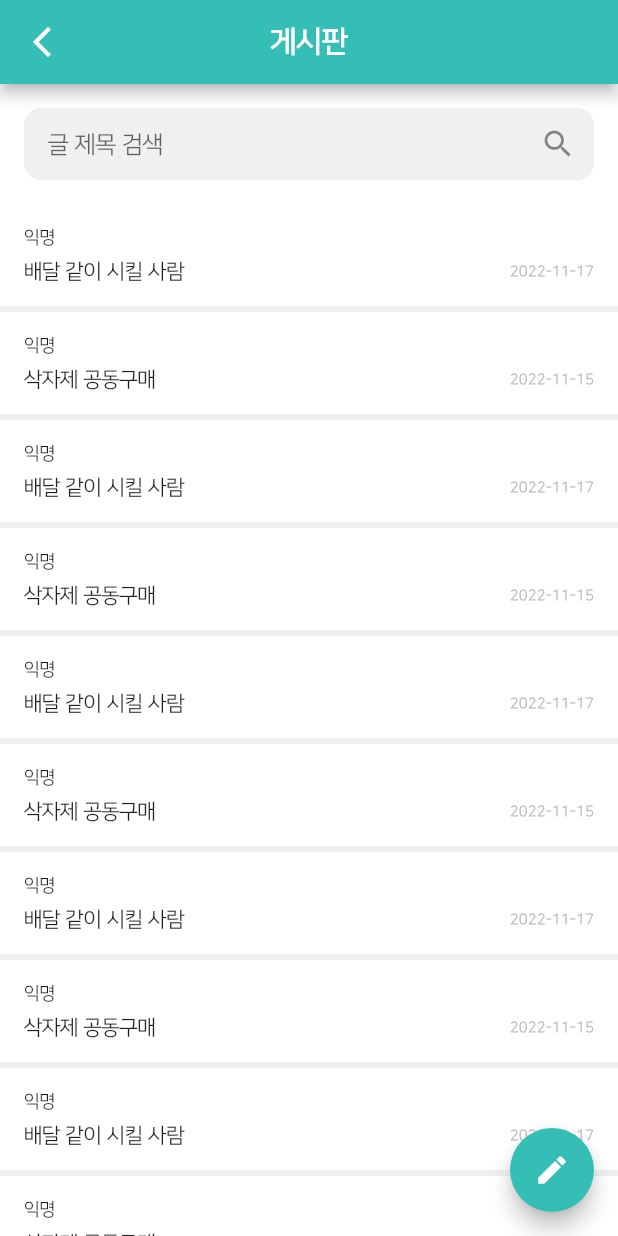
After one commit to kw-dormitory/kw-dormitory-mobile, a Flutter app: the BoardScreen screen opened directly, on a phone screen of 412 x 824 dp. The commit adds this screen. Run offline on Flutter 3.47's test engine with Material 2 defaults, Android fonts, the phone set to English and light mode, and no system bars; our stand-ins replace percent_indicator.

Commit message:
feat: 게시판 화면 UI 구현

```diff
--- /dev/null
+++ b/lib/screen/board/board_screen.dart
@@ -0,0 +1,107 @@
+import 'package:flutter/material.dart';
+import 'package:kw_dormitory/constants.dart';
+import 'package:kw_dormitory/model/post.dart';
+import 'package:kw_dormitory/screen/board/components/board_item.dart';
+
+class BoardScreen extends StatefulWidget {
+  const BoardScreen({Key? key}) : super(key: key);
+
+  @override
+  State<BoardScreen> createState() => _BoardScreenState();
+}
+
+class _BoardScreenState extends State<BoardScreen> {
+  List<Post> posts = [
+    Post(title: "배달 같이 시킬 사람", date: "2022-11-17"),
+    Post(title: "삭자제 공동구매", date: "2022-11-15"),
+    Post(title: "배달 같이 시킬 사람", date: "2022-11-17"),
+    Post(title: "삭자제 공동구매", date: "2022-11-15"),
+    Post(title: "배달 같이 시킬 사람", date: "2022-11-17"),
+    Post(title: "삭자제 공동구매", date: "2022-11-15"),
+    Post(title: "배달 같이 시킬 사람", date: "2022-11-17"),
+    Post(title: "삭자제 공동구매", date: "2022-11-15"),
+    Post(title: "배달 같이 시킬 사람", date: "2022-11-17"),
+    Post(title: "삭자제 공동구매", date: "2022-11-15"),
+    Post(title: "배달 같이 시킬 사람", date: "2022-11-17"),
+    Post(title: "삭자제 공동구매", date: "2022-11-15"),
+    Post(title: "배달 같이 시킬 사람", date: "2022-11-17"),
+    Post(title: "삭자제 공동구매", date: "2022-11-15"),
+    Post(title: "배달 같이 시킬 사람", date: "2022-11-17"),
+    Post(title: "삭자제 공동구매", date: "2022-11-15"),
+    Post(title: "배달 같이 시킬 사람", date: "2022-11-17"),
+    Post(title: "삭자제 공동구매", date: "2022-11-15")
+  ];
+
+  @override
+  Widget build(BuildContext context) {
+    return Scaffold(
+        appBar: AppBar(
+          title: Text(
+            "게시판",
+            style: TextStyle(
+                fontSize: 20, fontWeight: FontWeight.bold, color: Colors.white),
+          ),
+          centerTitle: true,
+          leading: IconButton(
+              onPressed: () {
+                Navigator.pop(context);
+              },
+              icon: Icon(
+                Icons.arrow_back_ios_new,
+                color: Colors.white,
+              )),
+        ),
+        body: Column(
+          children: [
+            Container(
+                color: Colors.white,
+                child: Padding(
+                  padding: EdgeInsets.all(16),
+                  child: Container(
+                    decoration: BoxDecoration(
+                        color: kBackgroundColor,
+                        borderRadius: BorderRadius.circular(12)),
+                    child: TextField(
+                      cursorColor: kAccentColor,
+                      keyboardType: TextInputType.text,
+                      onChanged: (string) {},
+                      decoration: InputDecoration(
+                        suffixIcon: Icon(Icons.search),
+                        fillColor: kGreyColor,
+                        counterText: "",
+                        focusedBorder: OutlineInputBorder(
+                            borderSide:
+                                BorderSide(color: kBackgroundColor, width: 1),
+                            borderRadius: BorderRadius.circular(12)),
+                        enabledBorder: OutlineInputBorder(
+                            borderSide:
+                                BorderSide(color: kBackgroundColor, width: 1),
+                            borderRadius: BorderRadius.circular(12)),
+                        contentPadding:
+                            const EdgeInsets.symmetric(horizontal: 16),
+                        hintText: '글 제목 검색',
+                      ),
+                      maxLines: 1,
+                    ),
+                  ),
+                )),
+            Expanded(
+              child: SingleChildScrollView(
+                child: Column(
+                  children: List.generate(
+                      posts.length,
+                      (index) => BoardItem(
+                          title: posts[index].title, date: posts[index].date)),
+                ),
+              ),
+            )
+          ],
+        ),
+        floatingActionButton: FloatingActionButton(
+            onPressed: () {},
+            child: Icon(
+              Icons.edit,
+              color: Colors.white,
+            )));
+  }
+}
--- a/lib/screen/home/components/bottom_navigator.dart
+++ b/lib/screen/home/components/bottom_navigator.dart
@@ -1,4 +1,5 @@
 import 'package:flutter/material.dart';
+import 'package:kw_dormitory/screen/board/board_screen.dart';
 
 class BottomNavigator extends StatelessWidget {
   const BottomNavigator({Key? key}) : super(key: key);
@@ -23,7 +24,10 @@ class BottomNavigator extends StatelessWidget {
               color: Colors.transparent,
               child: InkWell(
                 borderRadius: BorderRadius.all(Radius.circular(15)),
-                onTap: () {},
+                onTap: () {
+                  Navigator.push(context,
+                      MaterialPageRoute(builder: ((context) => BoardScreen())));
+                },
                 child: Padding(
                     padding: EdgeInsets.all(8),
                     child: Column(
```
